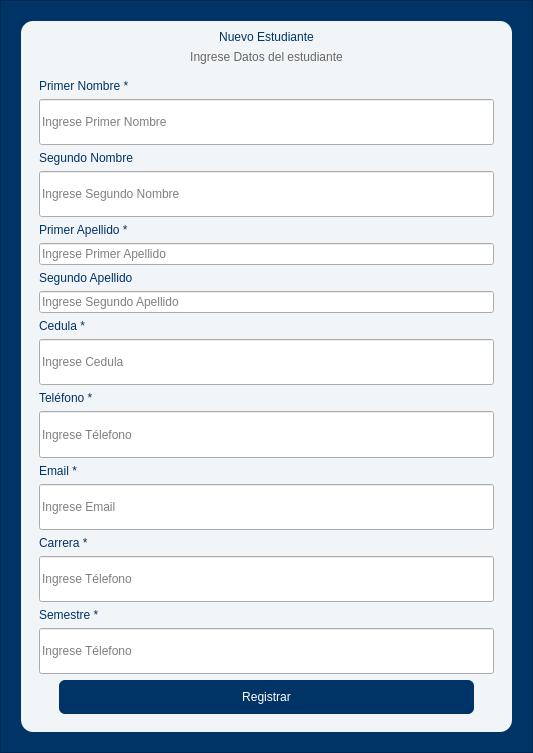
Before: the Qt Designer form new_student.ui in AlexING-7/Gestion_Pasantes, drawn with Qt 5.
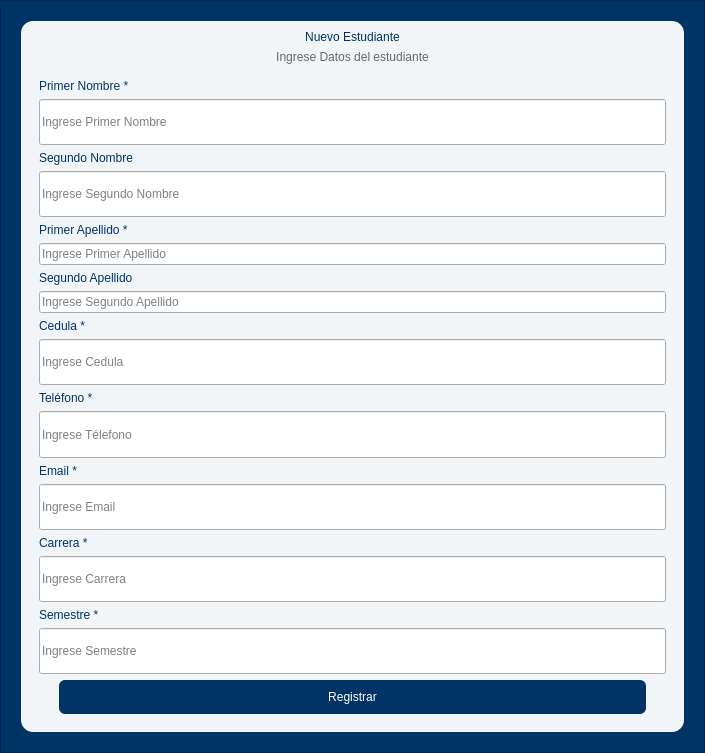
After: the same form once the commit is applied.

```diff
--- a/new_student.ui
+++ b/new_student.ui
@@ -6,7 +6,7 @@
    <rect>
     <x>0</x>
     <y>0</y>
-    <width>533</width>
+    <width>705</width>
     <height>753</height>
    </rect>
   </property>
@@ -416,7 +416,7 @@
                  <bool>false</bool>
                 </property>
                 <property name="placeholderText">
-                 <string>Ingrese Télefono</string>
+                 <string>Ingrese Carrera</string>
                 </property>
                </widget>
               </item>
@@ -452,7 +452,7 @@
                  <bool>false</bool>
                 </property>
                 <property name="placeholderText">
-                 <string>Ingrese Télefono</string>
+                 <string>Ingrese Semestre</string>
                 </property>
                </widget>
               </item>
```
Left out of the diff: 3 changed lines with no effect on the pictures.
